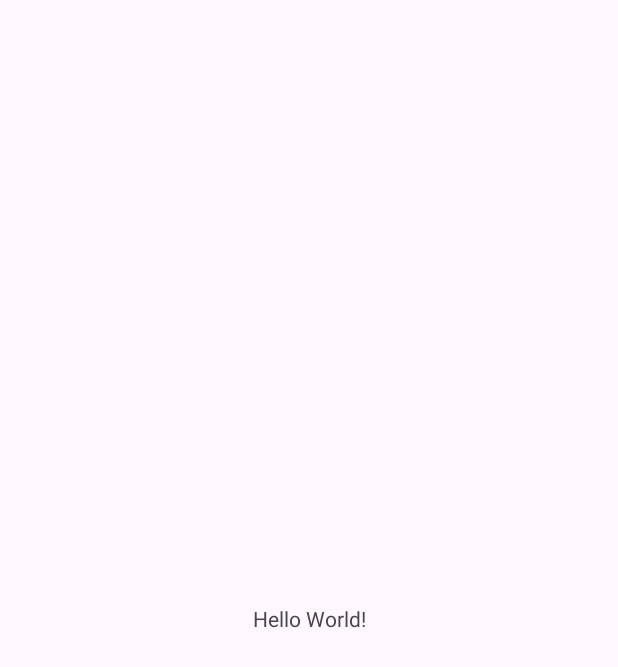
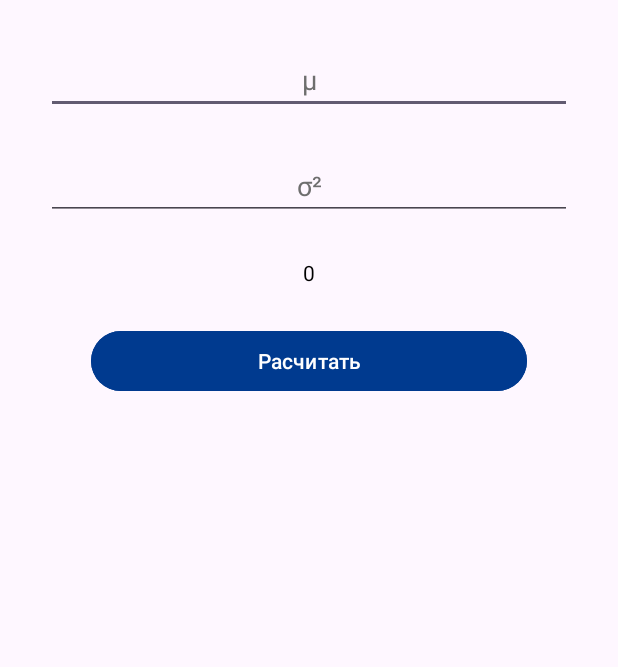
Before and after one commit to fortasks000111/Angelica-help, an Android app: the screen it shows after launch (MainActivity), on a phone screen of 412 x 824 dp. Before the commit the part shown is almost empty. Shown: the top 667 px of the screen. Run offline under Robolectric (Android 15) with nearby library versions, the phone set to English and light mode, and no system bars; libraries missing offline, so code that uses them is left out: org.apache.commons.

Commit message:
UI passed

```diff
--- a/app/build.gradle.kts
+++ b/app/build.gradle.kts
@@ -43,8 +43,10 @@ dependencies {
     implementation(libs.legacy.support.v4)
     implementation(libs.lifecycle.livedata.ktx)
     implementation(libs.lifecycle.viewmodel.ktx)
+    implementation(libs.commons.math3)
     testImplementation(libs.junit)
     androidTestImplementation(libs.junit.ext)
     androidTestImplementation(libs.espresso.test)
-
+    androidTestImplementation(libs.kakao)
+    androidTestImplementation(libs.commons.math3)
 }
--- a/app/src/main/java/com/example/angelicahelp/MainActivity.kt
+++ b/app/src/main/java/com/example/angelicahelp/MainActivity.kt
@@ -2,10 +2,17 @@ package com.example.angelicahelp
 
 import androidx.appcompat.app.AppCompatActivity
 import android.os.Bundle
+import com.example.angelicahelp.ui.mainscreen.MainScreen
 
 class MainActivity : AppCompatActivity() {
+
     override fun onCreate(savedInstanceState: Bundle?) {
         super.onCreate(savedInstanceState)
-        setContentView(R.layout.activity_main)
+        setContentView(R.layout.activity_main_screen)
+        if (savedInstanceState == null) {
+            supportFragmentManager.beginTransaction()
+                .replace(R.id.container, MainScreen())
+                .commitNow()
+        }
     }
 }
--- /dev/null
+++ b/app/src/main/java/com/example/angelicahelp/ui/mainscreen/MainScreen.kt
@@ -0,0 +1,86 @@
+package com.example.angelicahelp.ui.mainscreen
+
+import androidx.lifecycle.ViewModelProvider
+import android.os.Bundle
+import android.text.Editable
+import android.text.TextWatcher
+import androidx.fragment.app.Fragment
+import android.view.LayoutInflater
+import android.view.View
+import android.view.ViewGroup
+import android.widget.Button
+import android.widget.EditText
+import android.widget.TextView
+import com.example.angelicahelp.R
+
+class MainScreen : Fragment() {
+    private lateinit var viewModel: MainScreenViewModel
+
+    private lateinit var mean_val: EditText
+    private lateinit var variance_val: EditText
+    private lateinit var random_number_result: TextView
+    private lateinit var btn: Button
+
+    override fun onCreate(savedInstanceState: Bundle?) {
+        super.onCreate(savedInstanceState)
+    }
+
+    override fun onCreateView(
+        inflater: LayoutInflater, container: ViewGroup?,
+        savedInstanceState: Bundle?,
+    ): View {
+        val view = inflater.inflate(R.layout.fragment_main_screen, container, false)
+        viewModel = ViewModelProvider(this).get(MainScreenViewModel::class.java)
+        mean_val = view.findViewById(R.id.mean_val)
+        variance_val = view.findViewById(R.id.variance_value)
+        random_number_result = view.findViewById(R.id.random_number_result)
+        btn = view.findViewById(R.id.get_random_num)
+
+        mean_val.setText(viewModel.mean_val?.toString()?:getString(R.string.empty))
+        variance_val.setText(viewModel.variance_val?.toString()?: getString(R.string.empty))
+        random_number_result.setText(viewModel.random_number_result?.toString()?: getString(R.string._0))
+        btn.setText(R.string.button_text)
+
+
+        mean_val.addTextChangedListener(object : TextWatcher{
+            override fun beforeTextChanged(p0: CharSequence?, p1: Int, p2: Int, p3: Int) {
+
+            }
+
+            override fun onTextChanged(p0: CharSequence?, p1: Int, p2: Int, p3: Int) {
+                val input = p0.toString()
+                viewModel.mean_val = input.toDoubleOrNull()
+            }
+
+            override fun afterTextChanged(p0: Editable?) {
+
+            }
+        })
+
+        variance_val.addTextChangedListener(object : TextWatcher {
+            override fun beforeTextChanged(p0: CharSequence?, p1: Int, p2: Int, p3: Int) {
+
+            }
+
+            override fun onTextChanged(p0: CharSequence?, p1: Int, p2: Int, p3: Int) {
+                val input = p0.toString()
+                viewModel.variance_val = input.toDoubleOrNull()
+            }
+
+            override fun afterTextChanged(p0: Editable?) {
+
+            }
+        })
+
+        btn.setOnClickListener {
+            if (viewModel.getResult() != null)
+            {
+                random_number_result.setText(viewModel.random_number_result.toString())
+            }
+            else random_number_result.setText(getString(R.string.result))
+        }
+
+        return view
+    }
+
+}
--- /dev/null
+++ b/app/src/main/java/com/example/angelicahelp/ui/mainscreen/MainScreenViewModel.kt
@@ -0,0 +1,23 @@
+package com.example.angelicahelp.ui.mainscreen
+
+import androidx.lifecycle.ViewModel
+import org.apache.commons.math3.distribution.LogNormalDistribution
+
+class MainScreenViewModel : ViewModel() {
+    var mean_val: Double? = null
+    var variance_val: Double? = null
+    var random_number_result: Double? = null
+
+    fun getResult(): Double? {
+        if (mean_val != null && variance_val != null) {
+            random_number_result = LogNormalDistribution(
+                mean_val!!,
+                kotlin.math.sqrt(variance_val!!),
+                0.8
+            ).sample()
+        } else return null
+        return random_number_result
+    }
+
+
+}
--- a/app/src/main/res/layout/activity_main.xml
+++ /dev/null
@@ -1,18 +0,0 @@
-<?xml version="1.0" encoding="utf-8"?>
-<androidx.constraintlayout.widget.ConstraintLayout xmlns:android="http://schemas.android.com/apk/res/android"
-    xmlns:app="http://schemas.android.com/apk/res-auto"
-    xmlns:tools="http://schemas.android.com/tools"
-    android:layout_width="match_parent"
-    android:layout_height="match_parent"
-    tools:context=".MainActivity">
-
-    <TextView
-        android:layout_width="wrap_content"
-        android:layout_height="wrap_content"
-        android:text="Hello World!"
-        app:layout_constraintBottom_toBottomOf="parent"
-        app:layout_constraintEnd_toEndOf="parent"
-        app:layout_constraintStart_toStartOf="parent"
-        app:layout_constraintTop_toTopOf="parent" />
-
-</androidx.constraintlayout.widget.ConstraintLayout>
--- /dev/null
+++ b/app/src/main/res/layout/activity_main_screen.xml
@@ -0,0 +1,7 @@
+<?xml version="1.0" encoding="utf-8"?>
+<FrameLayout xmlns:android="http://schemas.android.com/apk/res/android"
+    xmlns:tools="http://schemas.android.com/tools"
+    android:id="@+id/container"
+    android:layout_width="match_parent"
+    android:layout_height="match_parent"
+    tools:context=".MainActivity" />
--- /dev/null
+++ b/app/src/main/res/layout/fragment_main_screen.xml
@@ -0,0 +1,68 @@
+<?xml version="1.0" encoding="utf-8"?>
+<RelativeLayout xmlns:android="http://schemas.android.com/apk/res/android"
+    xmlns:tools="http://schemas.android.com/tools"
+    android:id="@+id/main_screen"
+    android:layout_width="match_parent"
+    android:layout_height="match_parent"
+    tools:context=".ui.mainscreen.MainScreen">
+
+    <ScrollView
+        android:layout_width="match_parent"
+        android:layout_height="match_parent">
+
+        <RelativeLayout
+            android:layout_margin="15dp"
+            android:padding="15dp"
+            android:layout_width="match_parent"
+            android:layout_height="wrap_content">
+
+            <EditText
+                android:id="@+id/mean_val"
+                android:layout_width="match_parent"
+                android:layout_height="wrap_content"
+                android:textColor="@color/black"
+                android:textColorHint="@color/gray"
+                android:gravity="center"
+                android:inputType="numberDecimal"
+                android:hint="@string/mu"
+                />
+
+            <EditText
+                android:id="@+id/variance_value"
+                android:layout_width="match_parent"
+                android:layout_height="wrap_content"
+                android:layout_below="@id/mean_val"
+                android:layout_marginTop="25dp"
+                android:textColor="@color/black"
+                android:textColorHint="@color/gray"
+                android:gravity="center"
+                android:inputType="numberDecimal"
+                android:hint="@string/sigma"
+                />
+
+            <TextView
+                android:id="@+id/random_number_result"
+                android:layout_width="match_parent"
+                android:layout_height="wrap_content"
+                android:layout_below="@id/variance_value"
+                android:layout_marginTop="25dp"
+                android:textColor="@color/black"
+                android:textColorHint="@color/gray"
+                android:gravity="center"
+                android:text="@string/result"
+                />
+
+            <Button
+                android:id="@+id/get_random_num"
+                android:layout_width="match_parent"
+                android:layout_height="wrap_content"
+                android:layout_marginHorizontal="30dp"
+                android:layout_below="@id/random_number_result"
+                android:layout_marginTop="25dp"
+                android:textColor="@color/white"
+                android:backgroundTint="@color/dark_blue"
+                android:text="@string/button_text" />
+
+        </RelativeLayout>
+    </ScrollView>
+</RelativeLayout>
--- a/app/src/main/res/values-night/themes.xml
+++ /dev/null
@@ -1,7 +0,0 @@
-<resources xmlns:tools="http://schemas.android.com/tools">
-    <!-- Base application theme. -->
-    <style name="Base.Theme.AngelicaHelp" parent="Theme.Material3.DayNight.NoActionBar">
-        <!-- Customize your dark theme here. -->
-        <!-- <item name="colorPrimary">@color/my_dark_primary</item> -->
-    </style>
-</resources>
--- a/app/src/main/res/values/colors.xml
+++ b/app/src/main/res/values/colors.xml
@@ -2,4 +2,6 @@
 <resources>
     <color name="black">#FF000000</color>
     <color name="white">#FFFFFFFF</color>
+    <color name="gray">#6E6E6E</color>
+    <color name="dark_blue">#003A8F</color>
 </resources>
--- a/app/src/main/res/values/strings.xml
+++ b/app/src/main/res/values/strings.xml
@@ -1,3 +1,9 @@
 <resources>
     <string name="app_name">Angelica help</string>
+    <string name="mu">μ</string>
+    <string name="sigma">σ²</string>
+    <string name="button_text">Расчитать</string>
+    <string name="result">0</string>
+    <string name="_0">0</string>
+    <string name="empty" />
 </resources>
--- a/gradle/libs.versions.toml
+++ b/gradle/libs.versions.toml
@@ -1,7 +1,9 @@
 [versions]
+commonsMath3 = "3.6.1"
 firebaseDatabase = "20.3.1"
 google-material = "1.11.0"
 googleServices = "4.4.1"
+kakao = "3.5.1"
 navigationVersion = "2.7.7"
 retrofit2Version = "2.9.0"
 okhttp3Version = "4.9.1"
@@ -22,9 +24,11 @@ agp = "8.1.2"
 legacy-support-v4 = "1.0.0"
 
 [libraries]
+commons-math3 = { module = "org.apache.commons:commons-math3", version.ref = "commonsMath3" }
 core-ktx-1_9_0 = { module = "androidx.core:core-ktx", version.ref = "core-ktx" }
 firebase-database = { module = "com.google.firebase:firebase-database", version.ref = "firebaseDatabase" }
 google-services = { module = "com.google.gms:google-services", version.ref = "googleServices" }
+kakao = { module = "io.github.kakaocup:kakao", version.ref = "kakao" }
 material-1_11_0 = { module = "com.google.android.material:material", version.ref = "google-material" }
 navigation-fragment-ktx = {group = "androidx.navigation", name = "navigation-fragment-ktx", version.ref = "navigationVersion"}
 navigation-ui-ktx = {group = "androidx.navigation", name = "navigation-ui-ktx", version.ref = "navigationVersion"}
```
Also changed, not shown: 1 other file.
